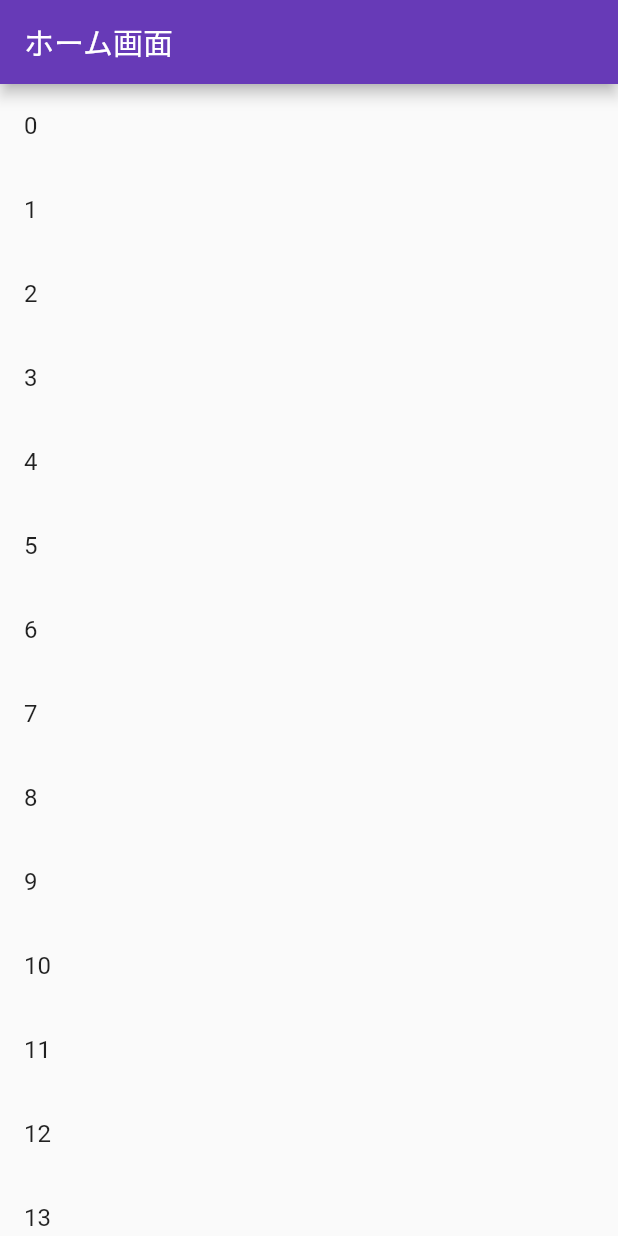
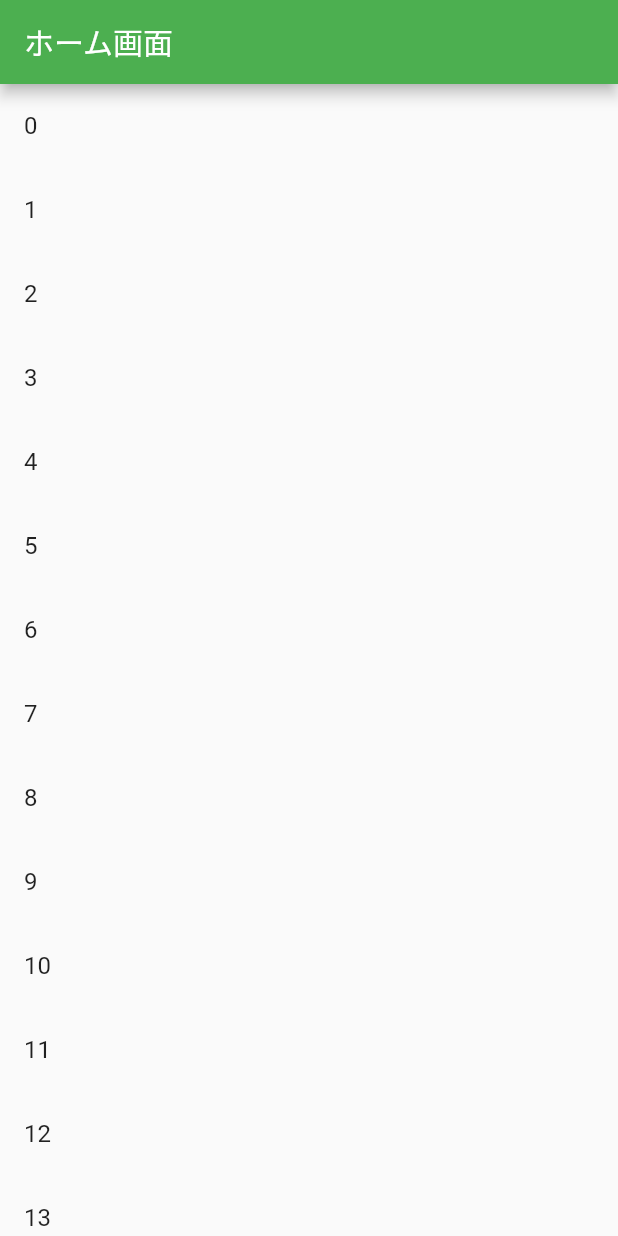
Before and after one commit to kutsu-4ta/MotorTourist, a Flutter app: the screen it shows after launch, on a phone screen of 412 x 824 dp. Run offline on Flutter 3.47's test engine with Material 2 defaults, Android fonts, the phone set to English and light mode, and no system bars; our stand-ins replace google_maps_flutter.

```diff
--- a/lib/main.dart
+++ b/lib/main.dart
@@ -11,7 +11,7 @@ class MyApp extends StatelessWidget {
     return MaterialApp(
       title: 'Flutter Maps',
       theme: ThemeData(
-        primarySwatch: Colors.deepPurple,
+        primarySwatch: Colors.green,
       ),
       home: Contents(),
       // home: FlutterLogin(
@@ -75,15 +75,3 @@ class Contents extends StatelessWidget {
     );
   }
 }
-
-//   @override
-//   Widget build(BuildContext context) {
-//     return MaterialApp(
-//       title: 'Flutter Maps',
-//       theme: ThemeData(
-//         primarySwatch: Colors.blue,
-//       ),
-//       home: GoogleMaps(),
-//     );
-//   }
-// }
```
Also changed, not shown: lib/google_maps.dart (+6 -7 lines).
